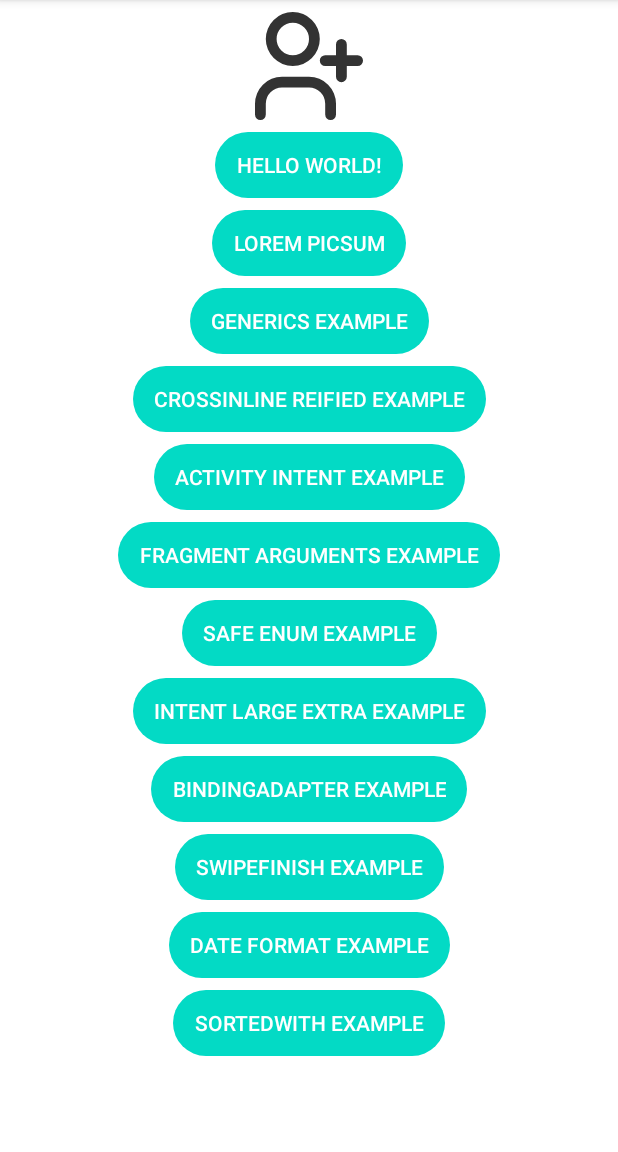
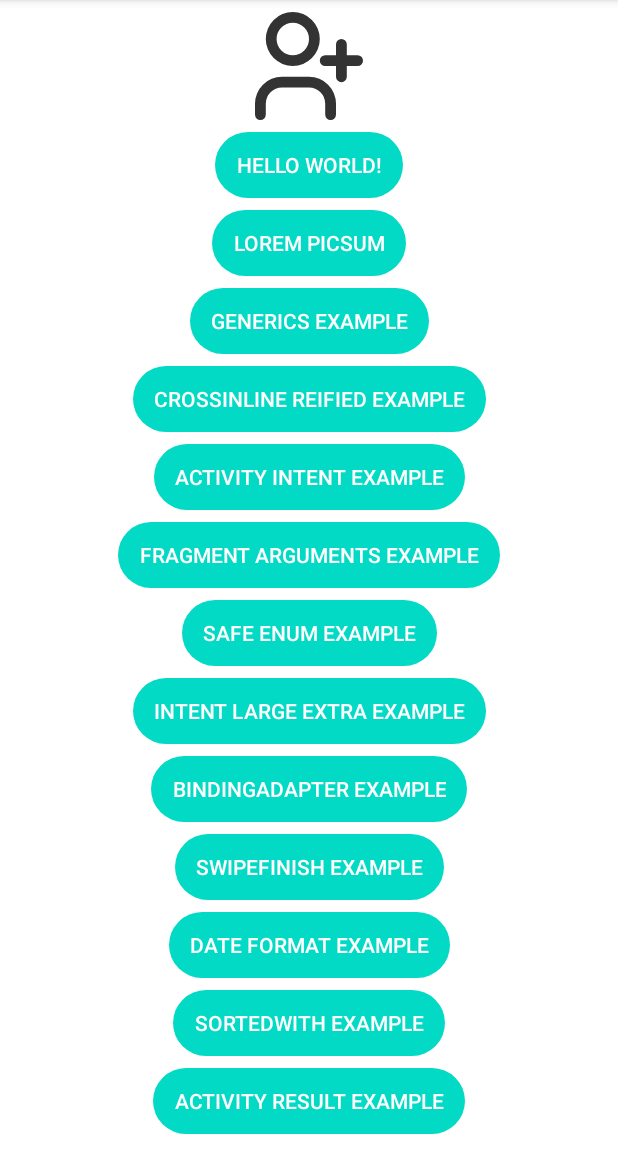
Before and after one commit to rcbuilders/RemindSampleApp, an Android app: the screen it shows after launch (MainActivity), on a phone screen of 412 x 824 dp, the part 84-1236 px from its top. Run offline under Robolectric (Android 15) with nearby library versions, the phone set to English and light mode, and no system bars; our stand-ins replace data binding; libraries missing offline, so code that uses them is left out: com.facebook.stetho; 1 statement that could not run was skipped.

Commit message:
startActivityForResult 의 Deprecated 를 해결하자.

```diff
--- a/app/src/main/AndroidManifest.xml
+++ b/app/src/main/AndroidManifest.xml
@@ -35,6 +35,8 @@
         <activity android:name=".swipe_finish_example.SwipeFinishExampleActivity"/>
         <activity android:name=".date_format.DateFormatActivity"/>
         <activity android:name=".sorted_with.SortedWithExampleActivity"/>
+        <activity android:name=".activity_result.ParentActivity"/>
+        <activity android:name=".activity_result.ChildAActivity"/>
     </application>
 
 </manifest>
--- a/app/src/main/java/com/remind/sampleapp/MainActivity.kt
+++ b/app/src/main/java/com/remind/sampleapp/MainActivity.kt
@@ -3,6 +3,7 @@ package com.remind.sampleapp
 import android.content.Intent
 import com.remind.sampleapp.activity_intent.IntentData
 import com.remind.sampleapp.activity_intent.IntentExampleActivity
+import com.remind.sampleapp.activity_result.ParentActivity
 import com.remind.sampleapp.base_fragment.TestFragmentActivity
 import com.remind.sampleapp.binding_adapter_example.BindingAdapterExampleActivity
 import com.remind.sampleapp.crossinline_reified.CrossinlineReifiedExampleActivity
@@ -109,6 +110,11 @@ class MainActivity : BaseActivity<ActivityMainBinding>(R.layout.activity_main) {
                     startActivity(it)
                 }
             }
+            btnActivityResultExample.setOnClickListener {
+                Intent(this@MainActivity, ParentActivity::class.java).also {
+                    startActivity(it)
+                }
+            }
         }
     }
 
--- a/app/src/main/res/layout/activity_main.xml
+++ b/app/src/main/res/layout/activity_main.xml
@@ -205,6 +205,20 @@
                 style="?android:attr/borderlessButtonStyle"
                 android:background="@drawable/round_button_background"/>
 
+            <androidx.appcompat.widget.AppCompatButton
+                android:id="@+id/btn_Activity_Result_example"
+                android:layout_width="wrap_content"
+                android:layout_height="44dp"
+                app:layout_constraintTop_toBottomOf="@id/btn_sorted_with_example"
+                app:layout_constraintLeft_toLeftOf="parent"
+                app:layout_constraintRight_toRightOf="parent"
+                android:text="Activity Result Example"
+                android:textColor="@color/white"
+                android:layout_marginTop="8dp"
+                android:paddingHorizontal="14dp"
+                style="?android:attr/borderlessButtonStyle"
+                android:background="@drawable/round_button_background"/>
+
         </androidx.constraintlayout.widget.ConstraintLayout>
 
     </androidx.core.widget.NestedScrollView>
```
Also changed, not shown: app/src/main/java/com/remind/sampleapp/activity_result/ChildAActivity.kt (added, +27 -0 lines), app/src/main/java/com/remind/sampleapp/activity_result/ParentActivity.kt (added, +61 -0 lines), app/src/main/res/layout/activity_child_a.xml (added, +23 -0 lines), app/src/main/res/layout/activity_parent.xml (added, +35 -0 lines).
